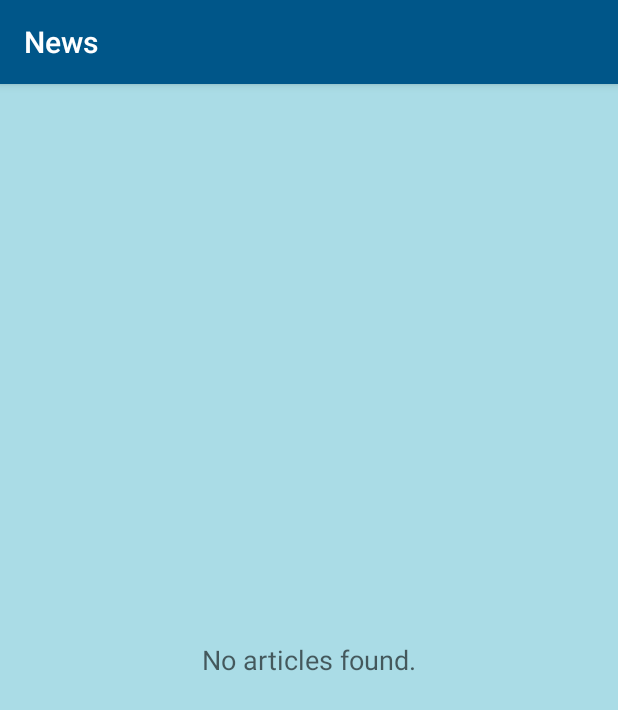
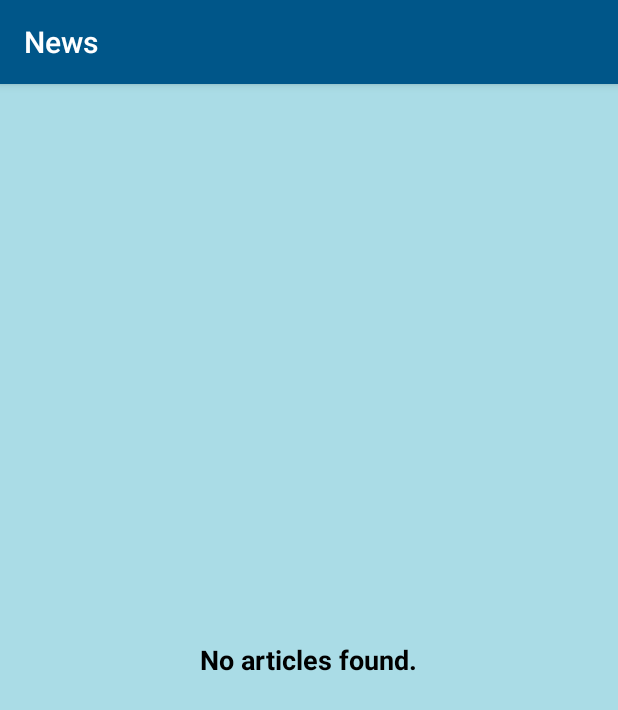
Before and after one commit to davo-faulkner/news, an Android app: the screen it shows after launch (MainActivity), on a phone screen of 412 x 824 dp. Shown: the top 710 px of the screen. Run offline under Robolectric (Android 15) with nearby library versions, the phone set to English and light mode, and no system bars.

Commit message:
Tweak and create test for empty view

```diff
--- a/app/src/main/java/co/davo/news/MainActivity.java
+++ b/app/src/main/java/co/davo/news/MainActivity.java
@@ -113,6 +113,8 @@ public class MainActivity extends AppCompatActivity implements LoaderManager.Loa
     @Override
     public void onLoadFinished(Loader<ArrayList<Article>> loader, ArrayList<Article> data) {
         progressBar.setVisibility(View.GONE);
+        //TODO Uncomment next line to test empty view.
+        //data.clear();
         if (data !=null && !data.isEmpty()) {
             recyclerView.setVisibility(View.VISIBLE);
             this.articles = data;
--- a/app/src/main/java/co/davo/news/QueryUtils.java
+++ b/app/src/main/java/co/davo/news/QueryUtils.java
@@ -55,7 +55,7 @@ public final class QueryUtils {
                 SimpleDateFormat dateParser = new SimpleDateFormat("yyyy-MM-dd'T'HH:mm:ss'Z'");
                 dateParser.setTimeZone(TimeZone.getTimeZone("GMT"));
                 Date publishedDate = dateParser.parse(basePublicationDate);
-                SimpleDateFormat publishedDateFormatter = new SimpleDateFormat("MMMM d, yyyy h:mm a z");
+                SimpleDateFormat publishedDateFormatter = new SimpleDateFormat("MMMM d, yyyy  h:mm a z");
                 publishedDateFormatter.setTimeZone(Calendar.getInstance().getTimeZone());
                 String publishedDateString = publishedDateFormatter.format(publishedDate);
                 String url = currentArticle.getString(KEY_URL);
--- a/app/src/main/res/layout/activity_main.xml
+++ b/app/src/main/res/layout/activity_main.xml
@@ -19,7 +19,9 @@
         android:layout_height="wrap_content"
         android:layout_centerInParent="true"
         android:fontFamily="sans-serif"
+        android:textStyle="bold"
         android:textAppearance="?android:textAppearanceMedium"
+        android:textColor="@android:color/black"
         tools:text="No articles found." />
 
     <ProgressBar
```
